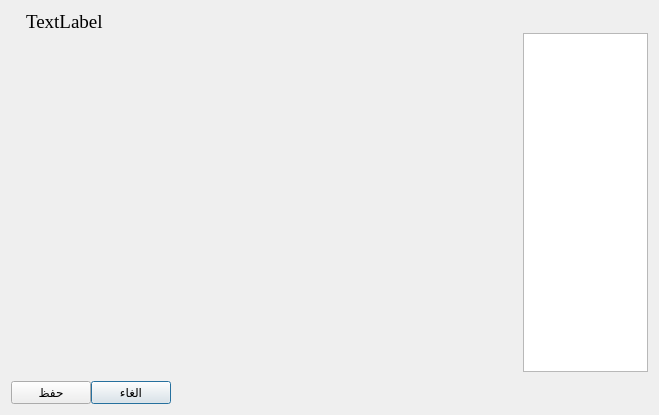
The window that src/controlcenterdialog.ui (boussouira/moltaqa) describes before a commit, drawn with Qt 5.
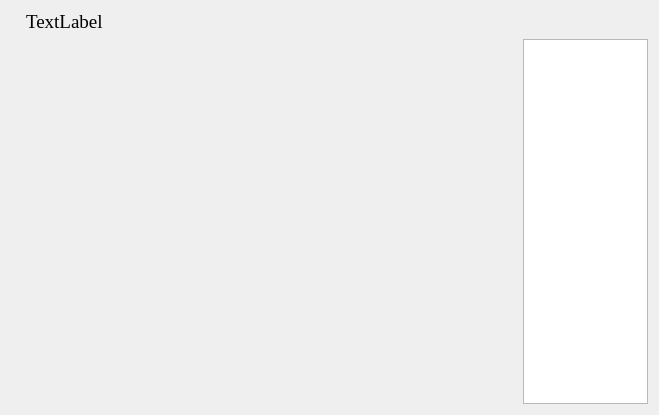
The same window after the commit.

```diff
--- a/src/controlcenterdialog.ui
+++ b/src/controlcenterdialog.ui
@@ -17,10 +17,7 @@
    <enum>Qt::RightToLeft</enum>
   </property>
   <layout class="QGridLayout" name="gridLayout">
-   <property name="spacing">
-    <number>0</number>
-   </property>
-   <item row="0" column="0">
+   <item row="0" column="2">
     <widget class="QLabel" name="label_2">
      <property name="font">
       <font>
@@ -33,64 +30,7 @@
      </property>
     </widget>
    </item>
-   <item row="0" column="1" rowspan="2">
-    <widget class="QLabel" name="labelControlName">
-     <property name="font">
-      <font>
-       <family>Times New Roman</family>
-       <pointsize>14</pointsize>
-      </font>
-     </property>
-     <property name="text">
-      <string>TextLabel</string>
-     </property>
-     <property name="indent">
-      <number>15</number>
-     </property>
-    </widget>
-   </item>
-   <item row="2" column="1">
-    <widget class="QStackedWidget" name="stackedWidget">
-     <property name="currentIndex">
-      <number>-1</number>
-     </property>
-    </widget>
-   </item>
-   <item row="3" column="1">
-    <layout class="QHBoxLayout" name="horizontalLayout_2">
-     <property name="topMargin">
-      <number>9</number>
-     </property>
-     <item>
-      <spacer name="horizontalSpacer">
-       <property name="orientation">
-        <enum>Qt::Horizontal</enum>
-       </property>
-       <property name="sizeHint" stdset="0">
-        <size>
-         <width>40</width>
-         <height>20</height>
-        </size>
-       </property>
-      </spacer>
-     </item>
-     <item>
-      <widget class="QPushButton" name="pushCancel">
-       <property name="text">
-        <string>الغاء</string>
-       </property>
-      </widget>
-     </item>
-     <item>
-      <widget class="QPushButton" name="pushSave">
-       <property name="text">
-        <string>حفظ</string>
-       </property>
-      </widget>
-     </item>
-    </layout>
-   </item>
-   <item row="1" column="0" rowspan="2">
+   <item row="1" column="0" colspan="3">
     <widget class="QListWidget" name="listWidget">
      <property name="sizePolicy">
       <sizepolicy hsizetype="Maximum" vsizetype="Expanding">
@@ -115,6 +55,29 @@
      </property>
     </widget>
    </item>
+   <item row="1" column="3">
+    <widget class="QStackedWidget" name="stackedWidget">
+     <property name="currentIndex">
+      <number>-1</number>
+     </property>
+    </widget>
+   </item>
+   <item row="0" column="3">
+    <widget class="QLabel" name="labelControlName">
+     <property name="font">
+      <font>
+       <family>Times New Roman</family>
+       <pointsize>14</pointsize>
+      </font>
+     </property>
+     <property name="text">
+      <string>TextLabel</string>
+     </property>
+     <property name="indent">
+      <number>15</number>
+     </property>
+    </widget>
+   </item>
   </layout>
  </widget>
  <resources/>
```
